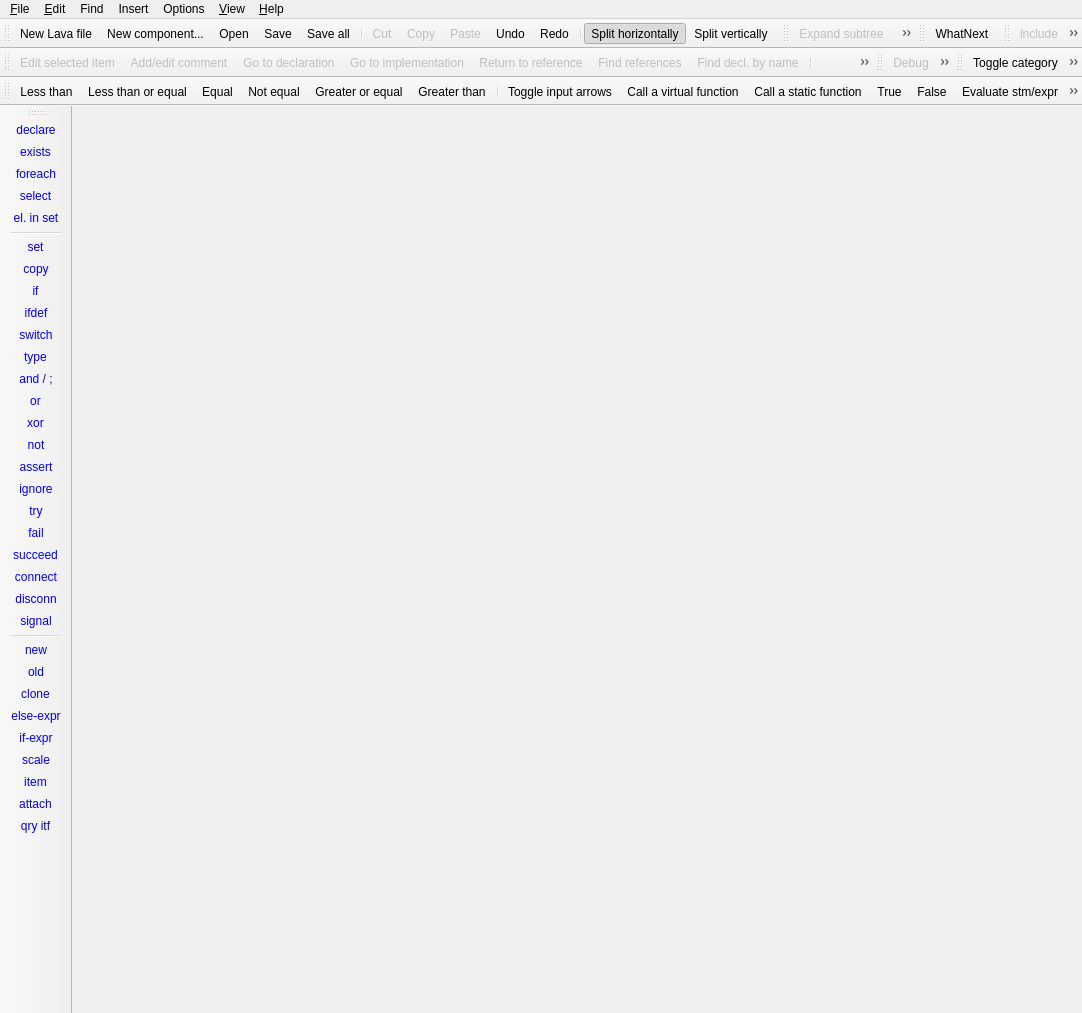
Qt form lavape/src/LavaPE_UI/cmainframe.ui (berkus/lavape) before a commit.
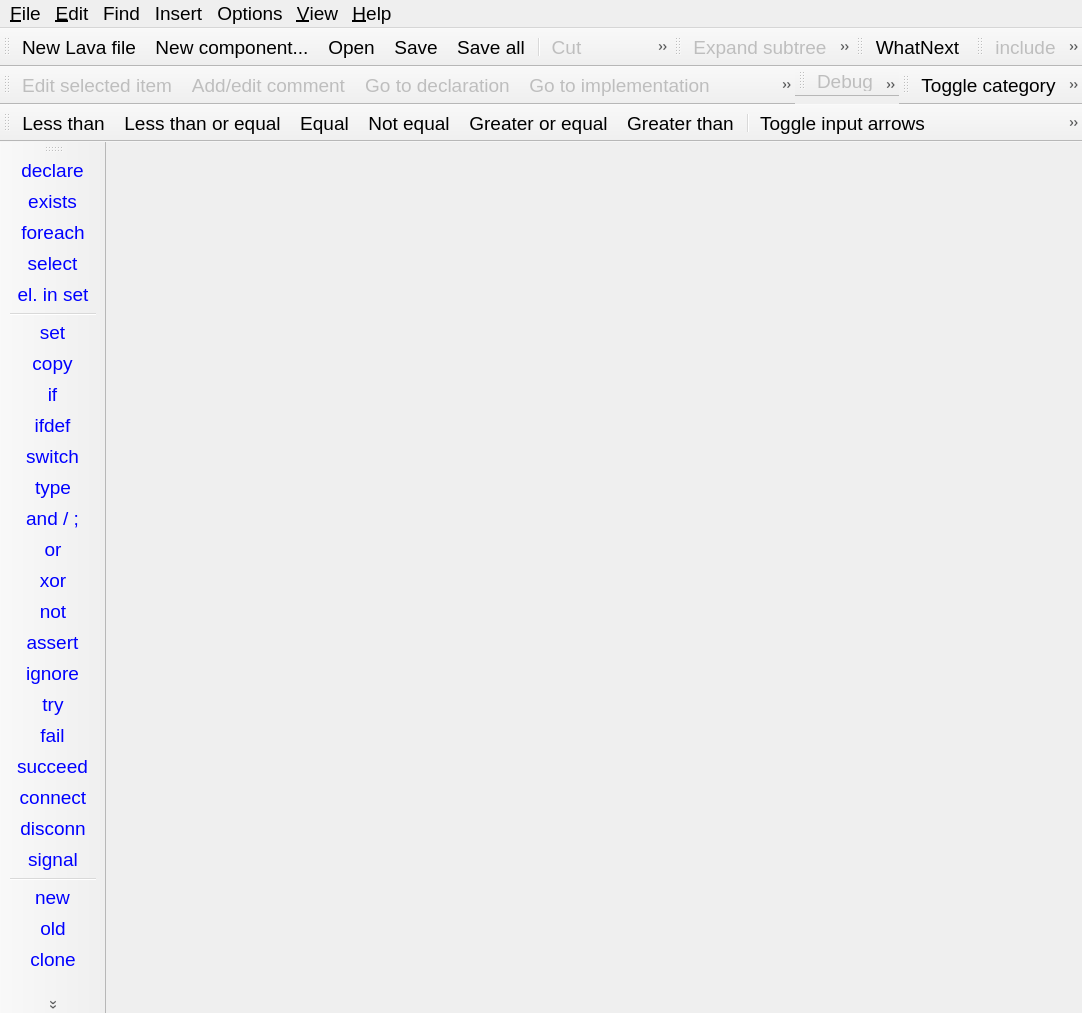
The same form after that commit. Icons and pictures are not drawn.

Commit message: Font of keyword toolbar (Toolbar_7) := Exec font

```diff
--- a/lavape/src/LavaPE_UI/cmainframe.ui
+++ b/lavape/src/LavaPE_UI/cmainframe.ui
@@ -10,6 +10,11 @@
     <height>1013</height>
    </rect>
   </property>
+  <property name="font">
+   <font>
+    <pointsize>14</pointsize>
+   </font>
+  </property>
   <property name="windowTitle">
    <string>Lava Programming Environment</string>
   </property>
@@ -457,7 +462,7 @@
      <x>0</x>
      <y>0</y>
      <width>1082</width>
-     <height>21</height>
+     <height>22</height>
     </rect>
    </property>
    <property name="sizePolicy">
```
The commit also changes 4 other files.
